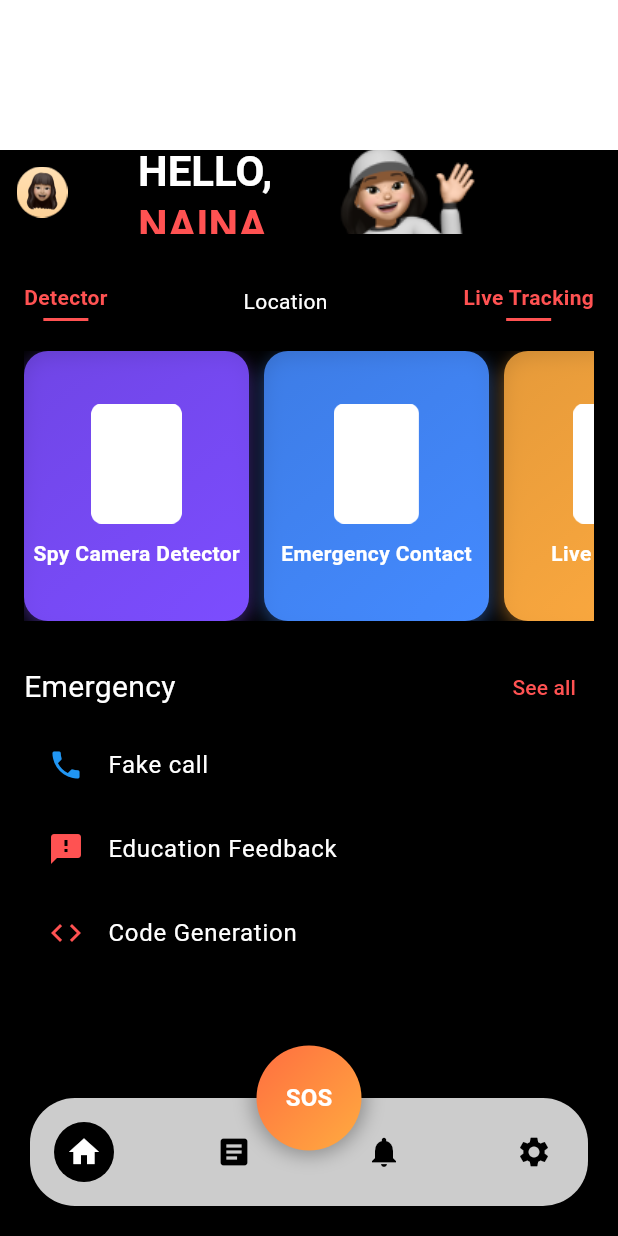
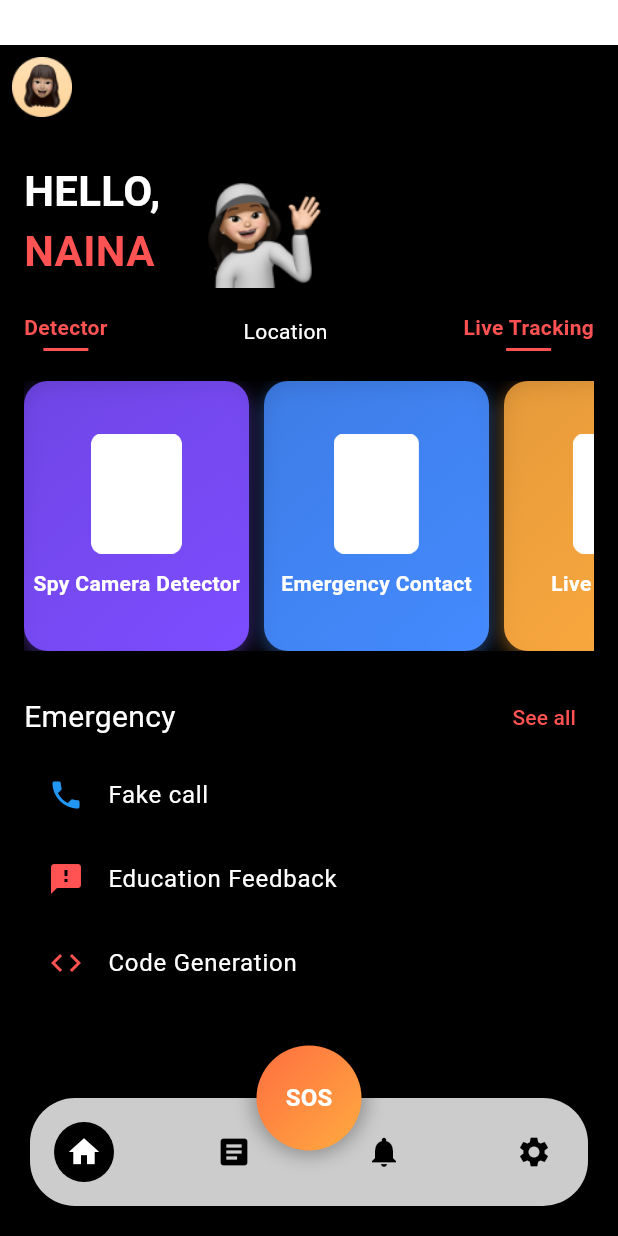
Before and after one commit to SIH-APP/Women_Safety_SIH, a Flutter app: the screen it shows after launch, on a phone screen of 412 x 824 dp. Run offline on Flutter 3.47's test engine with Material 3 defaults, Android fonts, the phone set to English and light mode, and no system bars; our stand-ins replace geolocator; accounts and stored records are empty.

Commit message:
commit
homescreen

```diff
--- a/lib/views/home_screen.dart
+++ b/lib/views/home_screen.dart
@@ -13,7 +13,7 @@ class HomeScreen extends StatelessWidget {
   @override
   Widget build(BuildContext context) {
     return Padding(
-      padding: const EdgeInsets.only(top: 100 ),
+      padding: const EdgeInsets.only(top: 30),
       child: Scaffold(
         key: _scaffoldKey,
         backgroundColor: Colors.black,
@@ -23,21 +23,26 @@ class HomeScreen extends StatelessWidget {
           leading: IconButton(
             icon: Image.asset(
               'assets/images/avatar.png', // Assuming a menu icon image is provided
-              height: 34,
-              // color: Colors.white,
+              height: 40,
             ),
             onPressed: () {
               _scaffoldKey.currentState?.openDrawer();
             },
           ),
-          title: Row(
+        ),
+        drawer: buildDrawer(context),
+        body: SafeArea(
+          child: Padding(
+            padding: const EdgeInsets.all(16.0),
+            child: Column(
+              crossAxisAlignment: CrossAxisAlignment.start,
+              children: [
+                Row(
                   crossAxisAlignment: CrossAxisAlignment.center,
                   children: [
-              SizedBox(width: 20),
                     Column(
                       crossAxisAlignment: CrossAxisAlignment.start,
                       children: [
-                  SizedBox(height: 10), // Added SizedBox above the "HELLO" text
                         Text(
                           'HELLO,',
                           style: TextStyle(
@@ -56,22 +61,13 @@ class HomeScreen extends StatelessWidget {
                         ),
                       ],
                     ),
-              SizedBox(height:100,width: 30),
+                    SizedBox(width: 20),
                     Image.asset(
                       'assets/images/hand_wave.png',
-                height: 110,
+                      height: 90,
                     ),
                   ],
                 ),
-
-        ),
-        drawer: buildDrawer(context),
-        body: SafeArea(
-          child: Padding(
-            padding: const EdgeInsets.all(16.0),
-            child: Column(
-              crossAxisAlignment: CrossAxisAlignment.start,
-              children: [
                 SizedBox(height: 16),
                 Row(
                   mainAxisAlignment: MainAxisAlignment.spaceBetween,
@@ -130,13 +126,13 @@ class HomeScreen extends StatelessWidget {
                       fontWeight: FontWeight.bold,
                     ),
                   ),
-                  SizedBox(height: 10),
+                  SizedBox(height: 2),
                   CircleAvatar(
-                    radius: 40,
+                    radius: 20,
                     backgroundColor: Colors.grey[800],
                     backgroundImage: AssetImage('assets/images/avatar.png'), // Use the appropriate image asset
                   ),
-                  SizedBox(height: 10),
+                  SizedBox(height: 5),
                   Text(
                     'Your Profile',
                     style: TextStyle(
--- a/lib/views/splash_screen.dart
+++ b/lib/views/splash_screen.dart
@@ -18,7 +18,7 @@ class _SplashScreenState extends State<SplashScreen> with SingleTickerProviderSt
 
     // Initialize the animation controller
     _controller = AnimationController(
-      duration: Duration(seconds: 2),
+      duration: Duration(seconds: 3),
       vsync: this,
     );
 
```
Also changed, not shown: pubspec.lock. Lines whose indentation alone changed are shown as unchanged.
